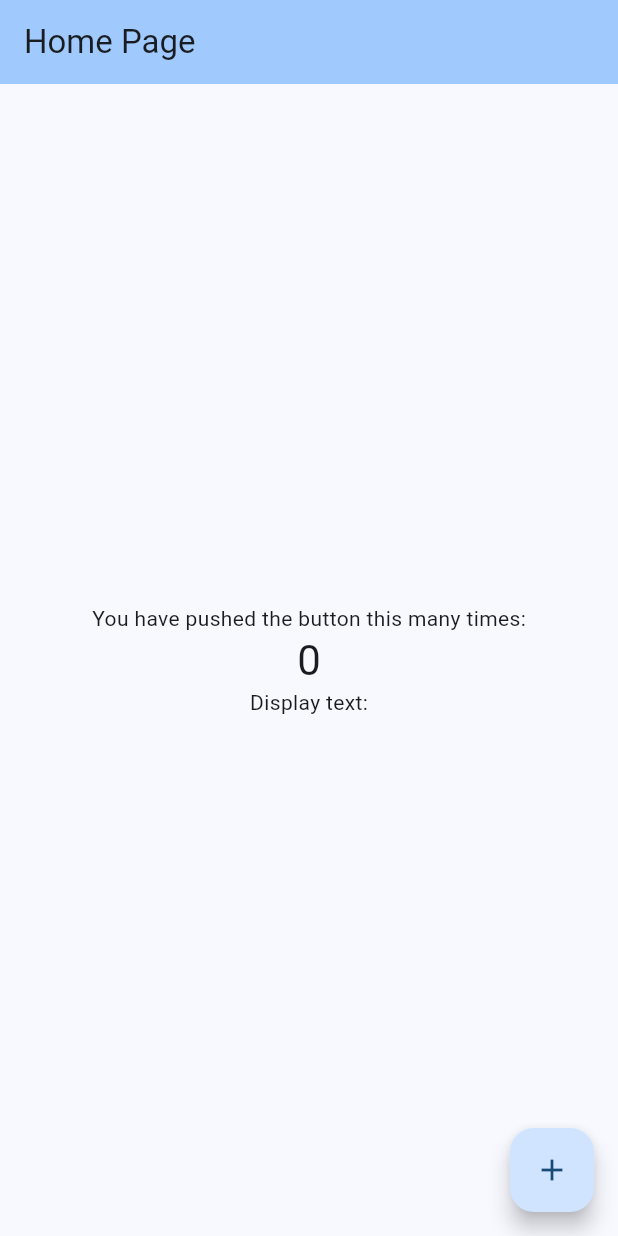
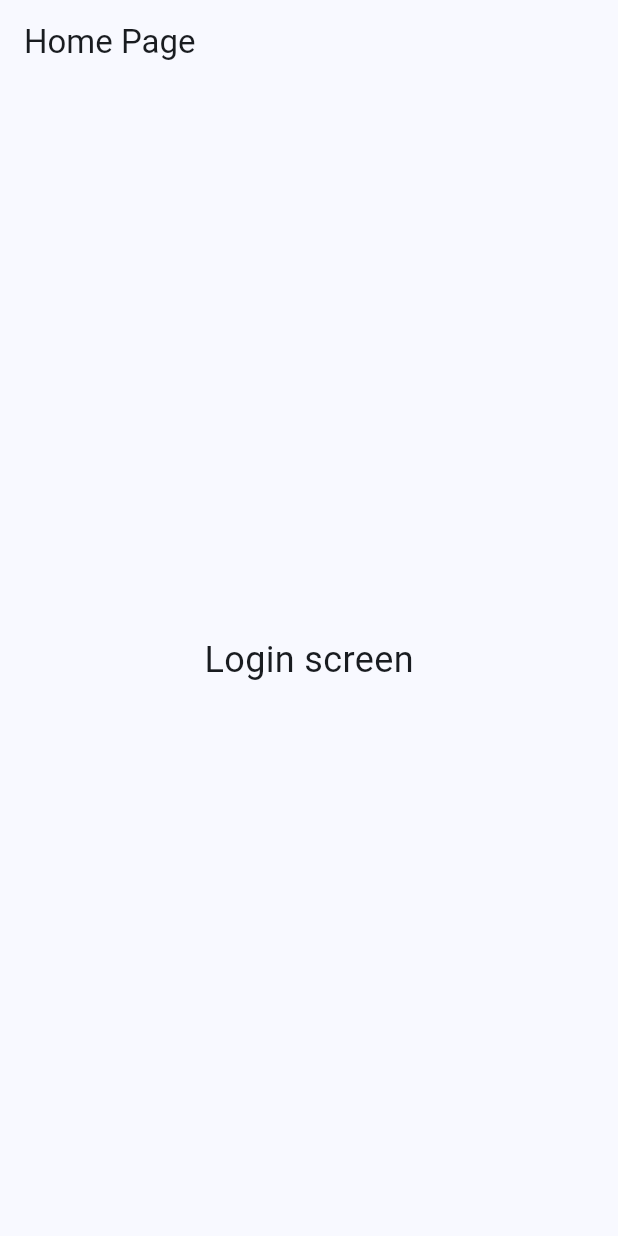
Before and after one commit to realcatapult/Map-25-26, a Flutter app: the screen it shows after launch, on a phone screen of 412 x 824 dp. Run offline on Flutter 3.47's test engine with Material 3 defaults, Android fonts, the light colour scheme and no system bars.

Commit message:
New Changes 12/7/2025

```diff
--- a/lib/main.dart
+++ b/lib/main.dart
@@ -7,120 +7,34 @@ void main() {
 class MyApp extends StatelessWidget {
   const MyApp({super.key});
 
-  // This widget is the root of your application.
   @override
   Widget build(BuildContext context) {
     return MaterialApp(
       title: 'App Test',
       theme: ThemeData(
-        // This is the theme of your application.
-        //
-        // TRY THIS: Try running your application with "flutter run". You'll see
-        // the application has a purple toolbar. Then, without quitting the app,
-        // try changing the seedColor in the colorScheme below to Colors.green
-        // and then invoke "hot reload" (save your changes or press the "hot
-        // reload" button in a Flutter-supported IDE, or press "r" if you used
-        // the command line to start the app).
-        //
-        // Notice that the counter didn't reset back to zero; the application
-        // state is not lost during the reload. To reset the state, use hot
-        // restart instead.
-        //
-        // This works for code too, not just values: Most code changes can be
-        // tested with just a hot reload.
-        colorScheme: .fromSeed(seedColor: Colors.blue),
+        colorScheme: ColorScheme.fromSeed(seedColor: Colors.blue),
+        useMaterial3: true,
       ),
-      home: const MyHomePage(title: 'Home Page'),
+      home: const HomePage(),
     );
   }
 }
 
-class MyHomePage extends StatefulWidget {
-  const MyHomePage({super.key, required this.title});
-
-  // This widget is the home page of your application. It is stateful, meaning
-  // that it has a State object (defined below) that contains fields that affect
-  // how it looks.
-
-  // This class is the configuration for the state. It holds the values (in this
-  // case the title) provided by the parent (in this case the App widget) and
-  // used by the build method of the State. Fields in a Widget subclass are
-  // always marked "final".
-
-  final String title;
-
-  @override
-  State<MyHomePage> createState() => _MyHomePageState();
-}
-
-class _MyHomePageState extends State<MyHomePage> {
-  int _counter = 0;
-
-  void _incrementCounter() {
-    setState(() {
-      // This call to setState tells the Flutter framework that something has
-      // changed in this State, which causes it to rerun the build method below
-      // so that the display can reflect the updated values. If we changed
-      // _counter without calling setState(), then the build method would not be
-      // called again, and so nothing would appear to happen.
-      _counter++;
-    });
-  }
+class HomePage extends StatelessWidget {
+  const HomePage({super.key});
 
   @override
   Widget build(BuildContext context) {
-    // This method is rerun every time setState is called, for instance as done
-    // by the _incrementCounter method above.
-    //
-    // The Flutter framework has been optimized to make rerunning build methods
-    // fast, so that you can just rebuild anything that needs updating rather
-    // than having to individually change instances of widgets.
     return Scaffold(
       appBar: AppBar(
-        // TRY THIS: Try changing the color here to a specific color (to
-        // Colors.amber, perhaps?) and trigger a hot reload to see the AppBar
-        // change color while the other colors stay the same.
-        backgroundColor: Theme.of(context).colorScheme.inversePrimary,
-        // Here we take the value from the MyHomePage object that was created by
-        // the App.build method, and use it to set our appbar title.
-        title: Text(widget.title),
+        title: const Text("Home Page"),
       ),
-      body: Center(
-        // Center is a layout widget. It takes a single child and positions it
-        // in the middle of the parent.
-        child: Column(
-          // Column is also a layout widget. It takes a list of children and
-          // arranges them vertically. By default, it sizes itself to fit its
-          // children horizontally, and tries to be as tall as its parent.
-          //
-          // Column has various properties to control how it sizes itself and
-          // how it positions its children. Here we use mainAxisAlignment to
-          // center the children vertically; the main axis here is the vertical
-          // axis because Columns are vertical (the cross axis would be
-          // horizontal).
-          //
-          // TRY THIS: Invoke "debug painting" (choose the "Toggle Debug Paint"
-          // action in the IDE, or press "p" in the console), to see the
-          // wireframe for each widget.
-          mainAxisAlignment: .center,
-          children: [
-            const Text('You have pushed the button this many times:'),
-            Text(
-              '$_counter',
-              style: Theme.of(context).textTheme.headlineMedium,
-            ),
-            const Text('Display text:'),
-
-
-          ],
+      body: const Center(
+        child: Text(
+          "Login screen",
+          style: TextStyle(fontSize: 24),
         ),
-      ),
-      floatingActionButton: FloatingActionButton(
-        onPressed: _incrementCounter,
-        tooltip: 'Increment',
-        child: const Icon(Icons.add),
       ),
     );
   }
 }
-// new
```
Also changed, not shown: lib/home_page.dart (added, +33 -0 lines).
